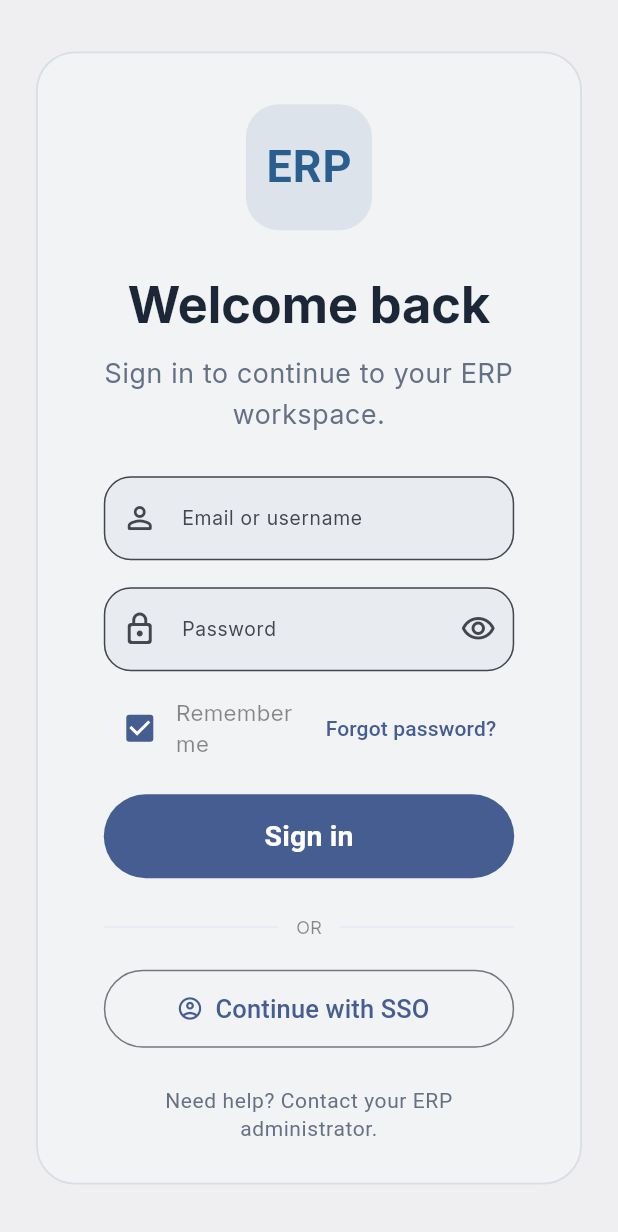
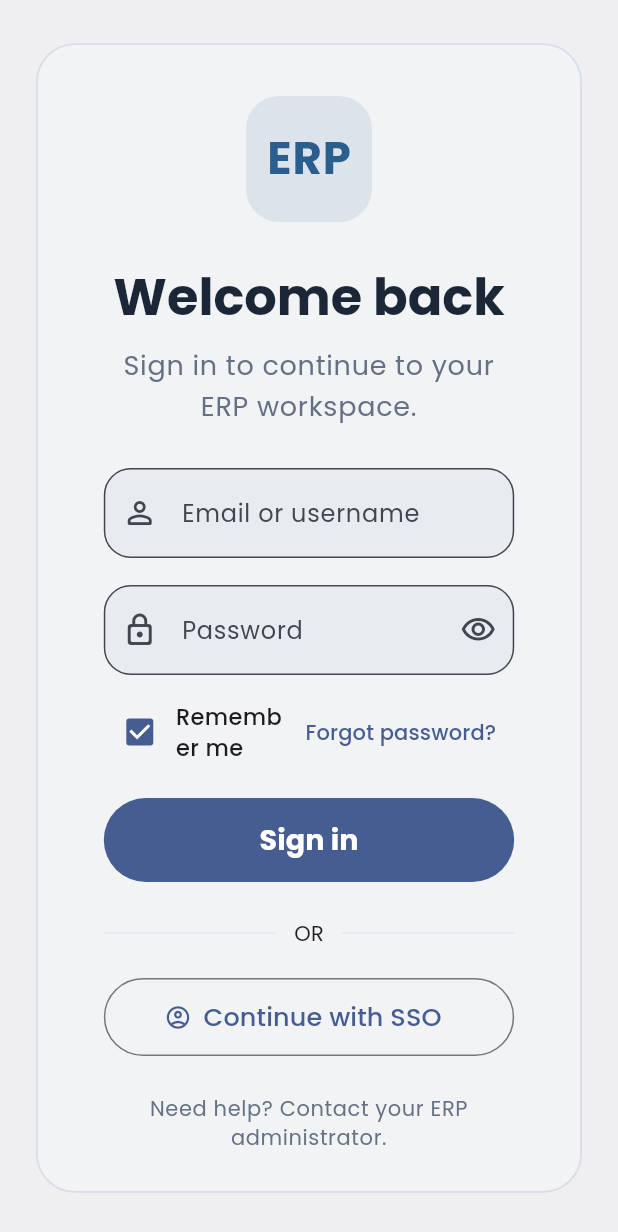
Before and after one commit to Sachin-Salgar/NEW_ERP_FINAL, a Flutter app: the screen it shows after launch, on a phone screen of 412 x 824 dp. Shown: the top 1232 px of the screen. Run offline on Flutter 3.47's test engine with Material 3 defaults, Android fonts, the phone set to English and light mode, and no system bars; our stand-ins replace flutter_secure_storage, get_it, google_fonts; network calls fail.

Commit message:
feat(frontend): adopt Poppins typography

```diff
--- a/frontend/lib/themes/app_theme.dart
+++ b/frontend/lib/themes/app_theme.dart
@@ -1,9 +1,8 @@
 import 'package:flutter/material.dart';
-
-import '../presentation/ui/theme/fui_typography.dart';
+import 'package:google_fonts/google_fonts.dart';
 
 class AppTheme {
-  static final _fuiTypo = FUITypographyThemeLight();
+  static final TextTheme _poppins = GoogleFonts.poppinsTextTheme();
 
   static final ThemeData lightTheme = ThemeData(
     useMaterial3: true,
@@ -28,15 +27,15 @@ class AppTheme {
       elevation: 0,
       scrolledUnderElevation: 0,
     ),
-    textTheme: TextTheme(
-      displayLarge: _fuiTypo.h1,
-      displayMedium: _fuiTypo.h2,
-      displaySmall: _fuiTypo.h3,
-      headlineLarge: _fuiTypo.h4,
-      headlineMedium: _fuiTypo.h5,
-      bodyLarge: _fuiTypo.regular,
-      bodyMedium: _fuiTypo.smallText,
-      titleSmall: _fuiTypo.fieldLabel,
+    textTheme: _poppins.copyWith(
+      displayLarge: _poppins.displayLarge?.copyWith(fontWeight: FontWeight.w600),
+      displayMedium: _poppins.displayMedium?.copyWith(fontWeight: FontWeight.w600),
+      displaySmall: _poppins.displaySmall?.copyWith(fontWeight: FontWeight.w600),
+      headlineLarge: _poppins.headlineLarge?.copyWith(fontWeight: FontWeight.w600),
+      headlineMedium: _poppins.headlineMedium?.copyWith(fontWeight: FontWeight.w600),
+      titleLarge: _poppins.titleLarge?.copyWith(fontWeight: FontWeight.w600),
+      titleMedium: _poppins.titleMedium?.copyWith(fontWeight: FontWeight.w600),
+      titleSmall: _poppins.titleSmall?.copyWith(fontWeight: FontWeight.w500),
     ),
     dividerTheme: const DividerThemeData(
       color: Color(0xFFE4E9F2),
```
